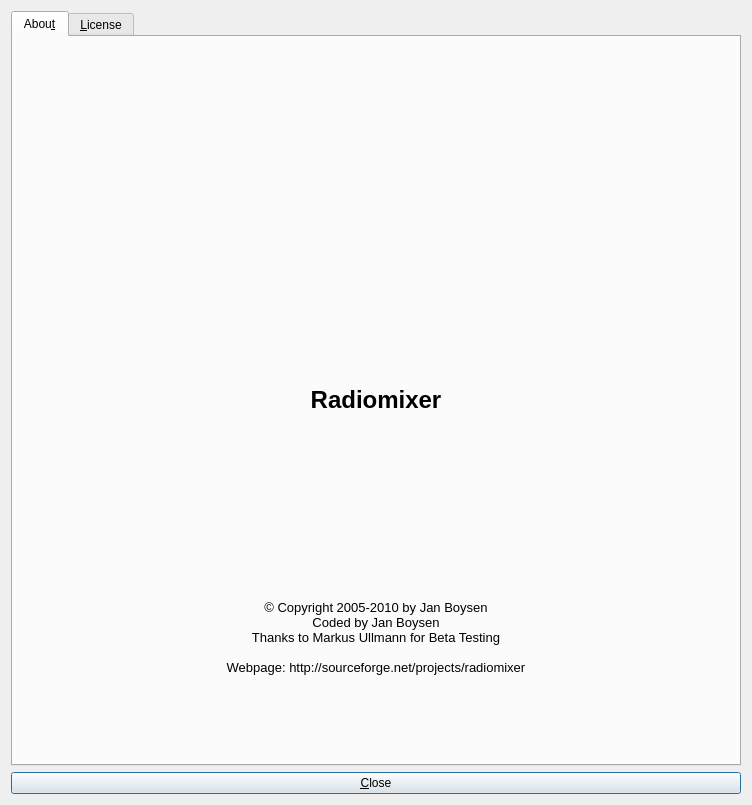
This is src/dialogs/uis/aboutDialog.ui in jan-lugfl/RadioMixer as Qt 5 draws it before an edit. The edited form follows.
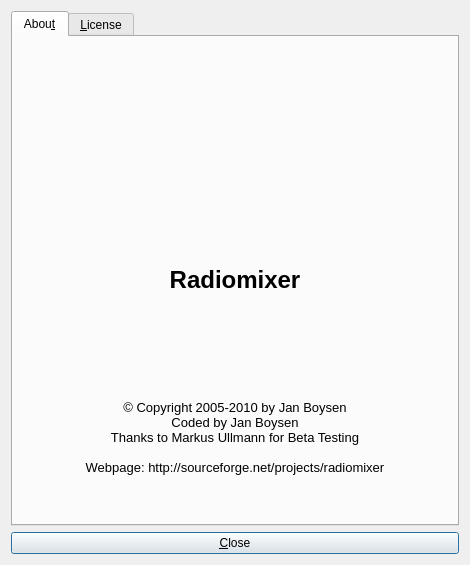
This is the edited form. Icons and pictures are not drawn.

Commit message: - scaled about dialog to a normal size

Diff of the .ui file:
```diff
--- a/src/dialogs/uis/aboutDialog.ui
+++ b/src/dialogs/uis/aboutDialog.ui
@@ -7,8 +7,8 @@
    <rect>
     <x>0</x>
     <y>0</y>
-    <width>752</width>
-    <height>805</height>
+    <width>470</width>
+    <height>565</height>
    </rect>
   </property>
   <property name="windowTitle">
@@ -62,8 +62,8 @@
             <widget class="QLabel" name="radiomixerlogo">
              <property name="maximumSize">
               <size>
-               <width>16777215</width>
-               <height>16777215</height>
+               <width>400</width>
+               <height>350</height>
               </size>
              </property>
              <property name="text">
```
Left out of the diff: 1 changed line with no effect on the pictures.
